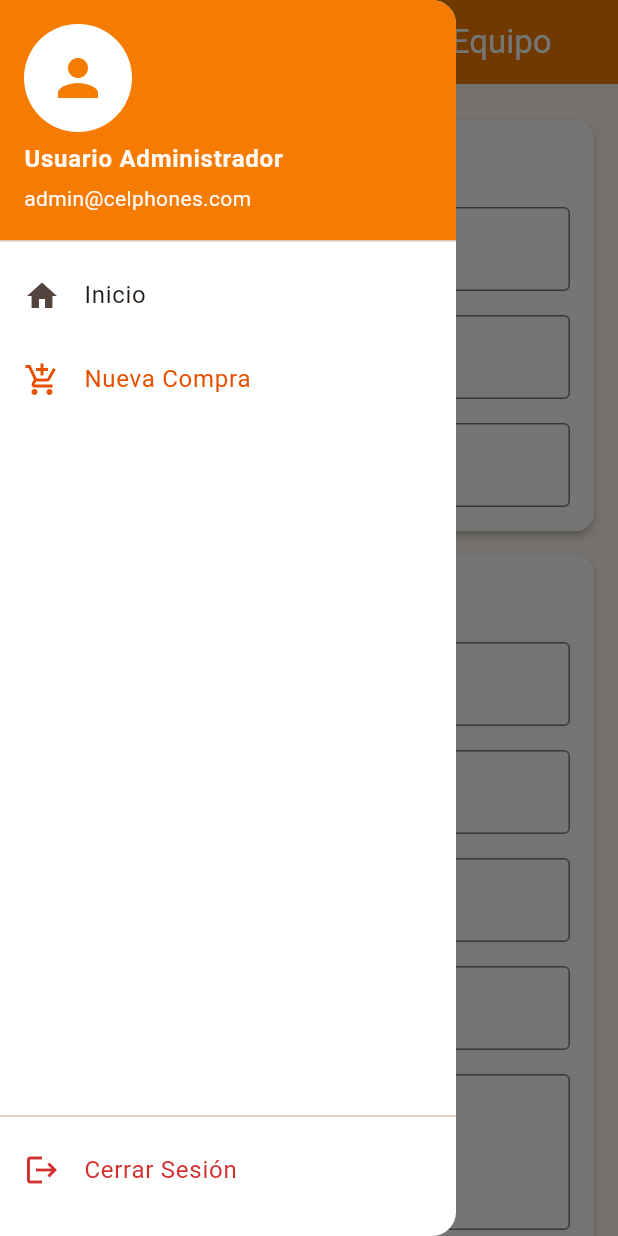
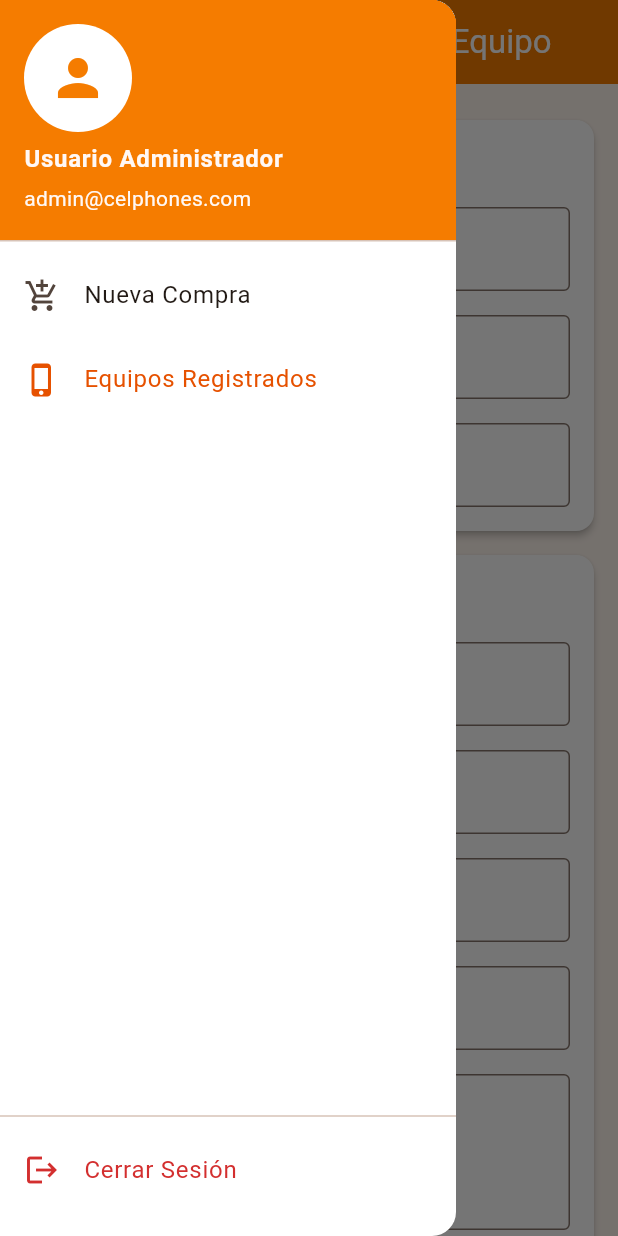
Before and after one commit to Maple-276/celphones_data_shop, a Flutter app: the MainLayoutScreen screen opened directly, with the side drawer open, on a phone screen of 412 x 824 dp. Run offline on Flutter 3.47's test engine with Material 3 defaults, Android fonts, the phone set to English and light mode, and no system bars; our stand-ins replace image_picker, signature.

Commit message:
feat(ui): Nuevos componentes reutilizables de formulario
Refactorización de secciones (personal, dispositivo, media) y actualización del drawer de navegación lateral.

```diff
--- a/lib/views/widgets/app_drawer.dart
+++ b/lib/views/widgets/app_drawer.dart
@@ -24,8 +24,8 @@ class AppDrawer extends StatelessWidget {
             ),
           ),
           ListTile(
-            leading: const Icon(Icons.home),
-            title: const Text('Inicio'),
+            leading: const Icon(Icons.add_shopping_cart),
+            title: const Text('Nueva Compra'),
             selected: selectedIndex == 0,
             selectedColor: AppColors.primaryDark,
             onTap: () {
@@ -34,8 +34,8 @@ class AppDrawer extends StatelessWidget {
             },
           ),
           ListTile(
-            leading: const Icon(Icons.add_shopping_cart),
-            title: const Text('Nueva Compra'),
+            leading: const Icon(Icons.phone_iphone),
+            title: const Text('Equipos Registrados'),
             selected: selectedIndex == 1,
             selectedColor: AppColors.primaryDark,
             onTap: () {
--- a/lib/views/widgets/device_info_section.dart
+++ b/lib/views/widgets/device_info_section.dart
@@ -1,6 +1,6 @@
 import 'package:flutter/material.dart';
 import '../../controllers/purchase_controller.dart';
-import '../../core/theme/app_colors.dart';
+import 'form_section.dart';
 
 class DeviceInfoSection extends StatelessWidget {
   final PurchaseController controller;
@@ -9,76 +9,20 @@ class DeviceInfoSection extends StatelessWidget {
 
   @override
   Widget build(BuildContext context) {
-    return Card(
-      margin: const EdgeInsets.symmetric(vertical: 8.0),
-      color: AppColors.surface,
-      elevation: 2,
-      child: Padding(
-        padding: const EdgeInsets.all(16.0),
-        child: LayoutBuilder(
-          builder: (context, constraints) {
-            final double fieldWidth = constraints.maxWidth > 600 ? (constraints.maxWidth / 2) - 8 : constraints.maxWidth;
-            return Column(
-              crossAxisAlignment: CrossAxisAlignment.start,
-              children: [
-                const Text('Datos del Equipo', style: TextStyle(fontSize: 18, fontWeight: FontWeight.bold, color: AppColors.primaryDark)),
-                const SizedBox(height: 16),
-                Wrap(
-                  spacing: 16,
-                  runSpacing: 16,
-                  children: [
-                    SizedBox(
-                      width: fieldWidth,
-                      child: TextField(
-                        controller: controller.deviceModelController,
-                        decoration: const InputDecoration(labelText: 'Modelo del Equipo', border: OutlineInputBorder()),
-                      ),
-                    ),
-                    SizedBox(
-                      width: fieldWidth,
-                      child: TextField(
-                        controller: controller.deviceCapacityController,
-                        decoration: const InputDecoration(labelText: 'Capacidad (GB)', border: OutlineInputBorder()),
-                      ),
-                    ),
-                    SizedBox(
-                      width: fieldWidth,
-                      child: TextField(
-                        controller: controller.imeiController,
-                        decoration: const InputDecoration(labelText: 'IMEI', border: OutlineInputBorder()),
-                        keyboardType: TextInputType.number,
-                      ),
-                    ),
-                    SizedBox(
-                      width: fieldWidth,
-                      child: TextField(
-                        controller: controller.snController,
-                        decoration: const InputDecoration(labelText: 'Serial Number (SN)', border: OutlineInputBorder()),
-                      ),
-                    ),
-                    SizedBox(
-                      width: constraints.maxWidth,
-                      child: TextField(
-                        controller: controller.detailsController,
-                        decoration: const InputDecoration(labelText: 'Detalles/Estado del equipo', border: OutlineInputBorder()),
-                        maxLines: 3,
-                      ),
-                    ),
-                    SizedBox(
-                      width: fieldWidth,
-                      child: TextField(
-                        controller: controller.priceController,
-                        decoration: const InputDecoration(labelText: 'Precio Pagado', border: OutlineInputBorder(), prefixText: '\$ '),
-                        keyboardType: const TextInputType.numberWithOptions(decimal: true),
-                      ),
-                    ),
-                  ],
-                ),
-              ],
-            );
-          }
-        ),
-      ),
+    return FormSection(
+      title: 'Datos del Equipo',
+      fields: (full, half) => [
+        field(controller.deviceModelController, 'Modelo del Equipo', half),
+        field(controller.deviceCapacityController, 'Capacidad (GB)', half),
+        field(controller.imeiController, 'IMEI', half,
+            keyboardType: TextInputType.number),
+        field(controller.snController, 'Serial Number (SN)', half),
+        field(controller.detailsController, 'Detalles/Estado del equipo', full,
+            maxLines: 3),
+        field(controller.priceController, 'Precio Pagado', half,
+            keyboardType: const TextInputType.numberWithOptions(decimal: true),
+            prefixText: '\$ '),
+      ],
     );
   }
 }
--- /dev/null
+++ b/lib/views/widgets/form_section.dart
@@ -0,0 +1,54 @@
+import 'package:flutter/material.dart';
+import '../../core/theme/app_colors.dart';
+
+/// Card con título y campos que se acomodan en 1 o 2 columnas según el ancho.
+/// `fields` recibe (anchoCompleto, mediaColumna) para dimensionar cada campo.
+class FormSection extends StatelessWidget {
+  final String title;
+  final List<Widget> Function(double full, double half) fields;
+  const FormSection({super.key, required this.title, required this.fields});
+
+  @override
+  Widget build(BuildContext context) {
+    return Card(
+      margin: const EdgeInsets.symmetric(vertical: 8.0),
+      color: AppColors.surface,
+      elevation: 2,
+      child: Padding(
+        padding: const EdgeInsets.all(16.0),
+        child: LayoutBuilder(
+          builder: (context, c) {
+            final half = c.maxWidth > 600 ? (c.maxWidth / 2) - 8 : c.maxWidth;
+            return Column(
+              crossAxisAlignment: CrossAxisAlignment.start,
+              children: [
+                Text(title,
+                    style: const TextStyle(
+                        fontSize: 18,
+                        fontWeight: FontWeight.bold,
+                        color: AppColors.primaryDark)),
+                const SizedBox(height: 16),
+                Wrap(spacing: 16, runSpacing: 16, children: fields(c.maxWidth, half)),
+              ],
+            );
+          },
+        ),
+      ),
+    );
+  }
+}
+
+Widget field(TextEditingController controller, String label, double width,
+        {TextInputType? keyboardType, int maxLines = 1, String? prefixText}) =>
+    SizedBox(
+      width: width,
+      child: TextField(
+        controller: controller,
+        keyboardType: keyboardType,
+        maxLines: maxLines,
+        decoration: InputDecoration(
+            labelText: label,
+            border: const OutlineInputBorder(),
+            prefixText: prefixText),
+      ),
+    );
--- a/lib/views/widgets/media_capture_section.dart
+++ b/lib/views/widgets/media_capture_section.dart
@@ -3,6 +3,10 @@ import 'package:flutter/material.dart';
 import 'package:flutter/foundation.dart' show kIsWeb;
 import '../../controllers/purchase_controller.dart';
 import '../../core/theme/app_colors.dart';
+
+Widget _img(String path, {double? width}) => kIsWeb
+    ? Image.network(path, height: 100, width: width, fit: BoxFit.cover)
+    : Image.file(File(path), height: 100, width: width, fit: BoxFit.cover);
 
 class MediaCaptureSection extends StatelessWidget {
   final PurchaseController controller;
@@ -26,13 +30,27 @@ class MediaCaptureSection extends StatelessWidget {
                 const Text('Evidencia Fotográfica', style: TextStyle(fontSize: 18, fontWeight: FontWeight.bold, color: AppColors.primaryDark)),
                 const SizedBox(height: 16),
 
+                // Purchase moment photo (persona)
+                const Text('Momento de la Compra', style: TextStyle(fontWeight: FontWeight.w600)),
+                const Text('Foto de la persona a quien se le compra el equipo',
+                    style: TextStyle(fontSize: 12, color: AppColors.textSecondary)),
+                const SizedBox(height: 8),
+                if (controller.purchaseData.purchaseMomentPhotoPath != null)
+                  _img(controller.purchaseData.purchaseMomentPhotoPath!)
+                else
+                  const Text('No se ha tomado la foto del momento de la compra'),
+                ElevatedButton.icon(
+                  onPressed: controller.pickPurchaseMomentPhoto,
+                  icon: const Icon(Icons.person_pin),
+                  label: const Text('Tomar Foto de la Persona'),
+                ),
+                const Divider(height: 32),
+
                 // Id Photo
                 const Text('Foto de la Cédula', style: TextStyle(fontWeight: FontWeight.w600)),
                 const SizedBox(height: 8),
                 if (controller.purchaseData.sellerIdPhotoPath != null)
-                  kIsWeb
-                    ? Image.network(controller.purchaseData.sellerIdPhotoPath!, height: 100)
-                    : Image.file(File(controller.purchaseData.sellerIdPhotoPath!), height: 100)
+                  _img(controller.purchaseData.sellerIdPhotoPath!)
                 else
                   const Text('No se ha tomado la foto de la cédula'),
                 ElevatedButton.icon(
@@ -48,11 +66,9 @@ class MediaCaptureSection extends StatelessWidget {
                 if (controller.purchaseData.deviceImagesPaths.isNotEmpty)
                   Wrap(
                     spacing: 8.0,
-                    children: controller.purchaseData.deviceImagesPaths.map((path) =>
-                      kIsWeb
-                        ? Image.network(path, height: 100, width: 100, fit: BoxFit.cover)
-                        : Image.file(File(path), height: 100, width: 100, fit: BoxFit.cover)
-                    ).toList(),
+                    children: controller.purchaseData.deviceImagesPaths
+                        .map((path) => _img(path, width: 100))
+                        .toList(),
                   )
                 else
                   const Text('No se han agregado fotos del equipo'),
--- a/lib/views/widgets/personal_info_section.dart
+++ b/lib/views/widgets/personal_info_section.dart
@@ -1,6 +1,6 @@
 import 'package:flutter/material.dart';
 import '../../controllers/purchase_controller.dart';
-import '../../core/theme/app_colors.dart';
+import 'form_section.dart';
 
 class PersonalInfoSection extends StatelessWidget {
   final PurchaseController controller;
@@ -9,54 +9,15 @@ class PersonalInfoSection extends StatelessWidget {
 
   @override
   Widget build(BuildContext context) {
-    return Card(
-      margin: const EdgeInsets.symmetric(vertical: 8.0),
-      color: AppColors.surface,
-      elevation: 2,
-      child: Padding(
-        padding: const EdgeInsets.all(16.0),
-        child: LayoutBuilder(
-          builder: (context, constraints) {
-            final double fieldWidth = constraints.maxWidth > 600 ? (constraints.maxWidth / 2) - 8 : constraints.maxWidth;
-            return Column(
-              crossAxisAlignment: CrossAxisAlignment.start,
-              children: [
-                const Text('Información Personal', style: TextStyle(fontSize: 18, fontWeight: FontWeight.bold, color: AppColors.primaryDark)),
-                const SizedBox(height: 16),
-                Wrap(
-                  spacing: 16,
-                  runSpacing: 16,
-                  children: [
-                    SizedBox(
-                      width: constraints.maxWidth,
-                      child: TextField(
-                        controller: controller.nameController,
-                        decoration: const InputDecoration(labelText: 'Nombre del Vendedor', border: OutlineInputBorder()),
-                      ),
-                    ),
-                    SizedBox(
-                      width: fieldWidth,
-                      child: TextField(
-                        controller: controller.phoneController,
-                        decoration: const InputDecoration(labelText: 'Número de Teléfono', border: OutlineInputBorder()),
-                        keyboardType: TextInputType.phone,
-                      ),
-                    ),
-                    SizedBox(
-                      width: fieldWidth,
-                      child: TextField(
-                        controller: controller.idNumberController,
-                        decoration: const InputDecoration(labelText: 'Número de Cédula', border: OutlineInputBorder()),
-                        keyboardType: TextInputType.number,
-                      ),
-                    ),
-                  ],
-                ),
-              ],
-            );
-          }
-        ),
-      ),
+    return FormSection(
+      title: 'Información Personal',
+      fields: (full, half) => [
+        field(controller.nameController, 'Nombre del Vendedor', full),
+        field(controller.phoneController, 'Número de Teléfono', half,
+            keyboardType: TextInputType.phone),
+        field(controller.idNumberController, 'Número de Cédula', half,
+            keyboardType: TextInputType.number),
+      ],
     );
   }
 }
```
